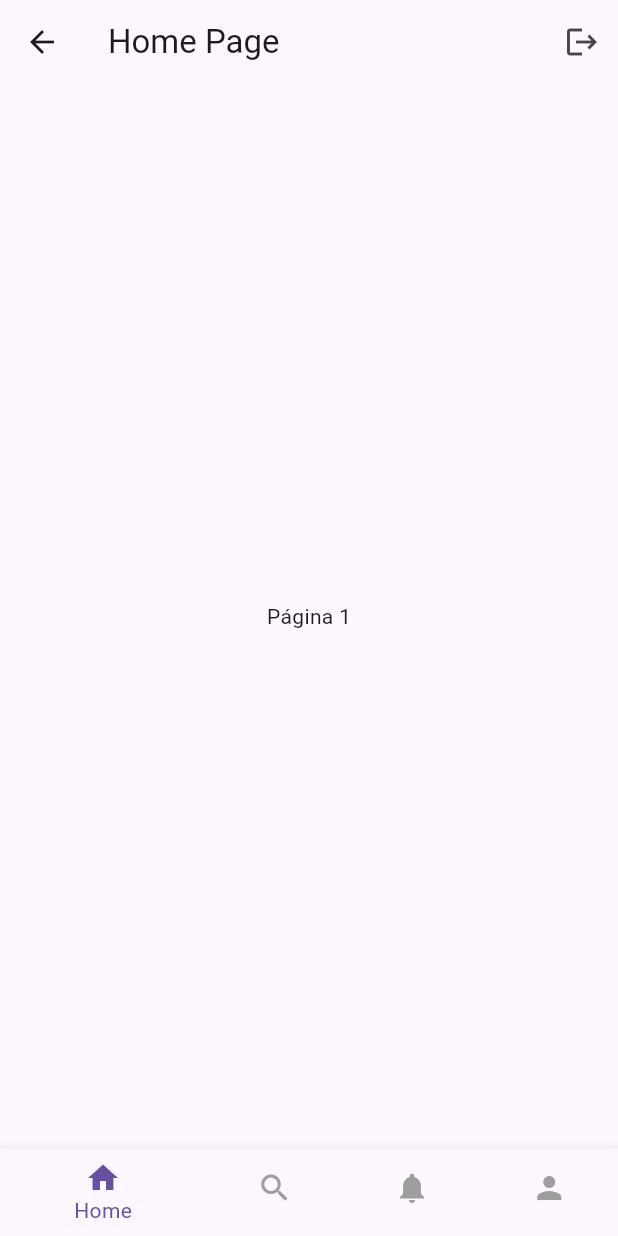
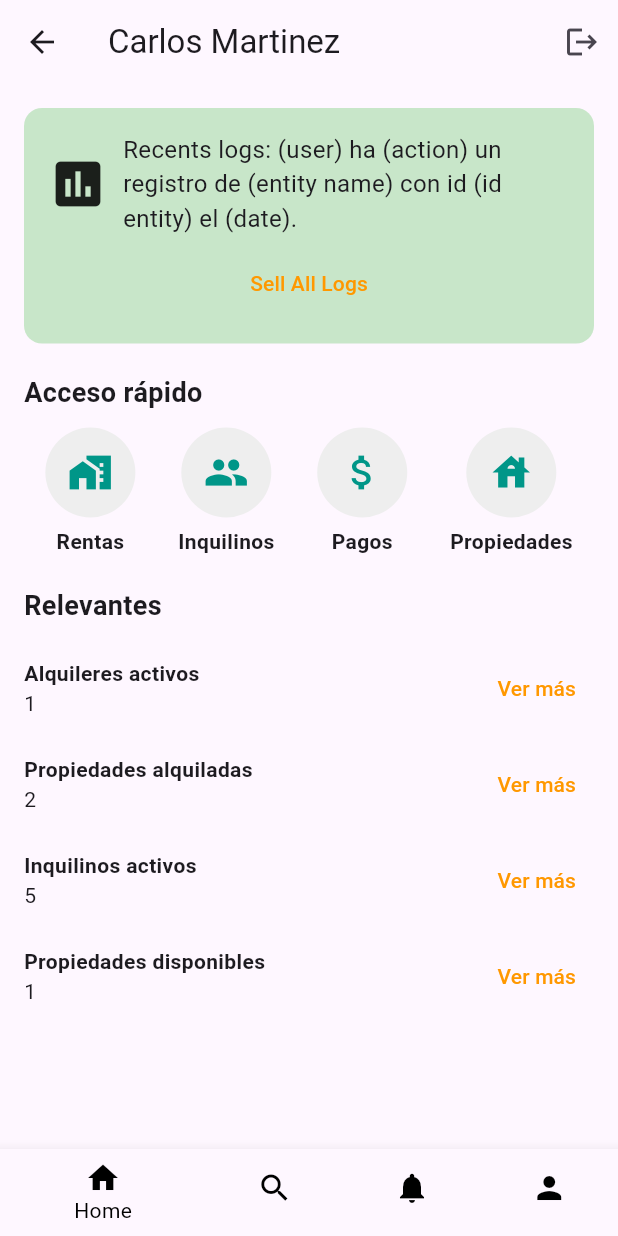
Before and after one commit to castrodiegoa/prometheus_app, a Flutter app: the HomePage screen opened by its route, on a phone screen of 412 x 824 dp. Run offline on Flutter 3.47's test engine with Material 3 defaults, Android fonts, the phone set to English and light mode, and no system bars; our stand-ins replace cloud_firestore, firebase_auth, firebase_core, get, get_storage; accounts and stored records are empty.

Commit message:
se añade el home

```diff
--- a/lib/pages/home_page.dart
+++ b/lib/pages/home_page.dart
@@ -1,6 +1,11 @@
 import 'package:flutter/material.dart';
-import '../controllers/auth_controller.dart';
 import 'package:get/get.dart';
+import '../controllers/controlador_propiedad.dart';
+import '../controllers/controlador_usuario.dart';
+import 'rentas_pag.dart';
+import 'buscar_page.dart';
+import 'notifi_page.dart';
+import 'perfil_page.dart';
 
 class HomePage extends StatefulWidget {
   @override
@@ -8,20 +13,18 @@ class HomePage extends StatefulWidget {
 }
 
 class _HomePageState extends State<HomePage> {
-  final AuthController _authController =
-      Get.find(); // Obtener el controlador de autenticación
+  final PropiedadController propiedadController = Get.put(PropiedadController());
+  final UsuarioController usuarioController = Get.put(UsuarioController());
 
   int _selectedIndex = 0;
 
-  // Lista de las cuatro páginas
   final List<Widget> _pages = [
-    Page1(),
-    Page2(),
-    Page3(),
-    Page4(),
+    HomePageContent(),  // Contenido de la página de inicio
+    BuscarPage(),
+    NotificacionesPage(),
+    PerfilPage(),
   ];
 
-  // Método para actualizar el índice seleccionado
   void _onItemTapped(int index) {
     setState(() {
       _selectedIndex = index;
@@ -32,18 +35,24 @@ class _HomePageState extends State<HomePage> {
   Widget build(BuildContext context) {
     return Scaffold(
       appBar: AppBar(
-        title: Text('Home Page'),
+        title: Obx(() => Text(usuarioController.obtenerNombreUsuario())),
         actions: [
           IconButton(
             icon: Icon(Icons.logout),
             onPressed: () {
-              _authController.signOut(); // Llamar al método de cerrar sesión
+              // Lógica para cerrar sesión
             },
           ),
         ],
       ),
-      body: _pages[_selectedIndex], // Muestra la página seleccionada
+      body: _pages[_selectedIndex],  // Cambia el cuerpo según la página seleccionada
       bottomNavigationBar: BottomNavigationBar(
+        currentIndex: _selectedIndex,
+        onTap: _onItemTapped,  // Cambia de página al hacer clic
+        selectedItemColor: Colors.black,
+        unselectedItemColor: Colors.black,
+        showSelectedLabels: true,
+        showUnselectedLabels: false,
         items: const <BottomNavigationBarItem>[
           BottomNavigationBarItem(
             icon: Icon(Icons.home),
@@ -62,48 +71,131 @@ class _HomePageState extends State<HomePage> {
             label: 'Perfil',
           ),
         ],
-        currentIndex: _selectedIndex,
-        selectedItemColor: Theme.of(context).primaryColor, // Color seleccionado
-        unselectedItemColor: Colors.grey, // Color no seleccionado
-        onTap: _onItemTapped,
       ),
     );
   }
 }
 
-// Ejemplo de las páginas
-class Page1 extends StatelessWidget {
+// Contenido de la página de inicio (antes PaginaInicio)
+class HomePageContent extends StatelessWidget {
+  final PropiedadController propiedadController = Get.find();
+  final UsuarioController usuarioController = Get.find();
+
   @override
   Widget build(BuildContext context) {
-    return Center(
-      child: Text('Página 1'),
+    return SingleChildScrollView(
+      padding: const EdgeInsets.all(16.0),
+      child: Column(
+        crossAxisAlignment: CrossAxisAlignment.start,
+        children: [
+          // Banner de registros recientes
+          Container(
+            padding: EdgeInsets.all(16),
+            decoration: BoxDecoration(
+              color: Colors.green.shade100,
+              borderRadius: BorderRadius.circular(12),
+            ),
+            child: Column(
+              children: [
+                Row(
+                  children: [
+                    Icon(Icons.insert_chart, size: 40),
+                    SizedBox(width: 10),
+                    Expanded(
+                      child: Text(
+                        'Recents logs: (user) ha (action) un registro de (entity name) con id (id entity) el (date).',
+                        style: TextStyle(fontSize: 16),
+                      ),
+                    ),
+                  ],
+                ),
+                SizedBox(height: 8),
+                TextButton(
+                  onPressed: () {},
+                  child: Text('Sell All Logs', style: TextStyle(color: Colors.orange)),
+                ),
+              ],
+            ),
+          ),
+          SizedBox(height: 20),
+          // Sección de acceso rápido
+          Text('Acceso rápido', style: TextStyle(fontWeight: FontWeight.bold, fontSize: 18)),
+          SizedBox(height: 10),
+          Row(
+            mainAxisAlignment: MainAxisAlignment.spaceAround,
+            children: [
+              GestureDetector(
+                onTap: () {
+                  Get.to(() => RentasPage());
+                },
+                child: _quickAccessButton('Rentas', Icons.home_work),
+              ),
+              GestureDetector(
+                onTap: () {
+                  // Acción al presionar el botón de Inquilinos
+                },
+                child: _quickAccessButton('Inquilinos', Icons.people),
+              ),
+              GestureDetector(
+                onTap: () {
+                  // Acción al presionar el botón de Pagos
+                },
+                child: _quickAccessButton('Pagos', Icons.attach_money),
+              ),
+              GestureDetector(
+                onTap: () {
+                  // Acción al presionar el botón de Propiedades
+                },
+                child: _quickAccessButton('Propiedades', Icons.house),
+              ),
+            ],
+          ),
+          const SizedBox(height: 20),
+          // Sección de relevantes
+          const Text('Relevantes', style: TextStyle(fontWeight: FontWeight.bold, fontSize: 18)),
+          const SizedBox(height: 10),
+          _relevantItem('Alquileres activos', '${propiedadController.alquileresActivos()}'),
+          _relevantItem('Propiedades alquiladas', '${propiedadController.propiedadesAlquiladas()}'),
+          _relevantItem('Inquilinos activos', '${propiedadController.inquilinosActivos()}'),
+          _relevantItem('Propiedades disponibles', '${propiedadController.propiedadesDisponibles()}'),
+        ],
+      ),
+    );
+  }
+
+  Widget _quickAccessButton(String title, IconData icon) {
+    return Column(
+      children: [
+        CircleAvatar(
+          radius: 30,
+          backgroundColor: Colors.grey.shade200,
+          child: Icon(icon, size: 30, color: Colors.teal),
+        ),
+        const SizedBox(height: 6),
+        Text(title, style: TextStyle(fontWeight: FontWeight.bold)),
+      ],
+    );
+  }
+
+  Widget _relevantItem(String title, String logs) {
+    return Padding(
+      padding: const EdgeInsets.symmetric(vertical: 8.0),
+      child: Row(
+        mainAxisAlignment: MainAxisAlignment.spaceBetween,
+        children: [
+          Column(
+            crossAxisAlignment: CrossAxisAlignment.start,
+            children: [
+              Text(title, style: TextStyle(fontWeight: FontWeight.bold)),
+              Text(logs),
+            ],
+          ),
+          TextButton(
+            onPressed: () {},
+            child: Text('Ver más', style: TextStyle(color: Colors.orange)),
+          ),
+        ],
+      ),
     );
   }
 }
-
-class Page2 extends StatelessWidget {
-  @override
-  Widget build(BuildContext context) {
-    return Center(
-      child: Text('Página 2'),
-    );
-  }
-}
-
-class Page3 extends StatelessWidget {
-  @override
-  Widget build(BuildContext context) {
-    return Center(
-      child: Text('Página 3'),
-    );
-  }
-}
-
-class Page4 extends StatelessWidget {
-  @override
-  Widget build(BuildContext context) {
-    return Center(
-      child: Text('Página 4'),
-    );
-  }
-}
--- a/pubspec.yaml
+++ b/pubspec.yaml
@@ -31,6 +31,8 @@ dependencies:
   flutter:
     sdk: flutter
 
+  intl: ^0.17.0           # Dependencia para la internacionalización y formateo de fechas
+  image_picker: ^0.8.4+4
   get:
   firebase_auth:
   firebase_core:
```
Also changed, not shown: lib/pages/buscar_page.dart (added, +30 -0 lines), lib/pages/inicio.dart (+4 -4 lines), lib/pages/notifi_page.dart (added, +30 -0 lines), lib/pages/perfil_page.dart (added, +71 -0 lines), lib/pages/usuario_pag.dart (deleted), pubspec.lock, 5 other files.
